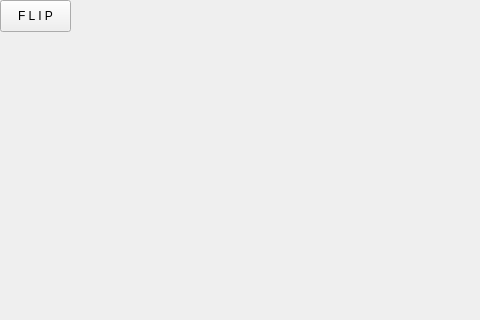
Before: the Qt Designer form chess2/window.ui in blairtyx/Chinese_Chess, drawn with Qt 5; both pictures show x 0 to 480 and y 0 to 320 of the 800 by 600 pixel window.
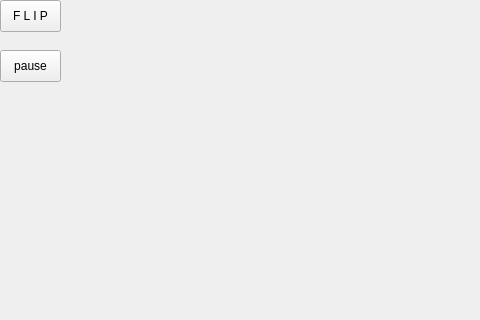
After: the same form once the commit is applied.

The edit to the form file:
```diff
--- a/chess2/window.ui
+++ b/chess2/window.ui
@@ -21,7 +21,7 @@
     <rect>
      <x>0</x>
      <y>0</y>
-     <width>71</width>
+     <width>61</width>
      <height>32</height>
     </rect>
    </property>
@@ -29,6 +29,19 @@
     <string>F L I P</string>
    </property>
   </widget>
+  <widget class="QPushButton" name="pauseButton">
+   <property name="geometry">
+    <rect>
+     <x>0</x>
+     <y>50</y>
+     <width>61</width>
+     <height>32</height>
+    </rect>
+   </property>
+   <property name="text">
+    <string>pause</string>
+   </property>
+  </widget>
  </widget>
  <resources/>
  <connections/>
```
